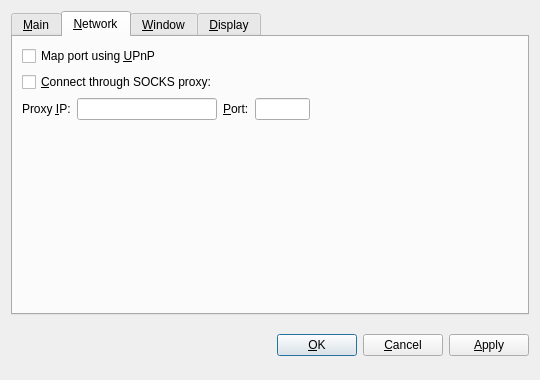
The window that src/qt/forms/optionsdialog.ui (bogatyrov/valorbit) describes before a commit, drawn with Qt 5.
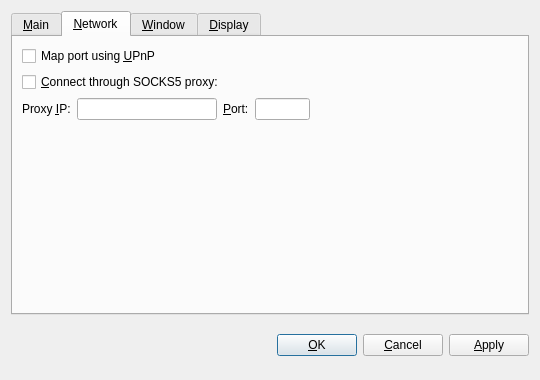
The same window after the commit. The open tabs and pages were chosen to show the change. Custom widgets are drawn as their Qt base class.

Commit message:
[Qt] explicitly call proxy in GUI settings SOCKS5 proxy
- to ensure a consistent wording between core and GUI

Conflicts:
	src/qt/forms/optionsdialog.ui

The edit to the form file:
```diff
--- a/src/qt/forms/optionsdialog.ui
+++ b/src/qt/forms/optionsdialog.ui
@@ -168,7 +168,7 @@
           <string>Connect to the BlackCoin network through a SOCKS proxy (e.g. when connecting through Tor).</string>
          </property>
          <property name="text">
-          <string>&amp;Connect through SOCKS proxy:</string>
+          <string>&amp;Connect through SOCKS5 proxy:</string>
          </property>
         </widget>
        </item>
```
Left out of the diff: 2 changed lines with no effect on the pictures.
